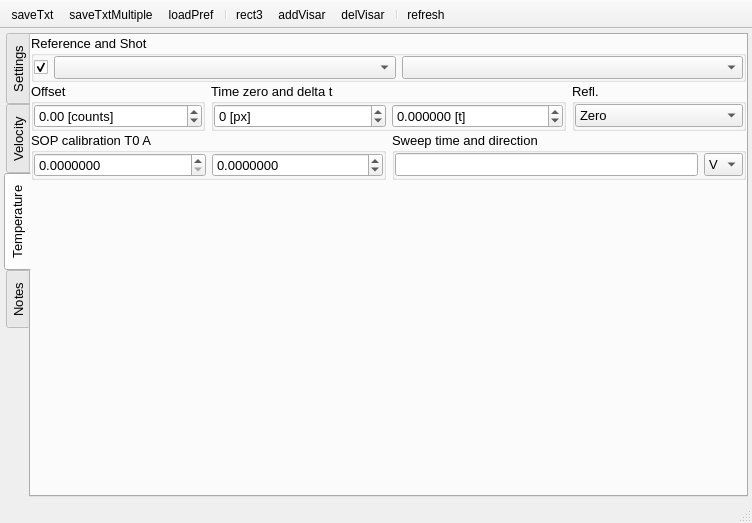
Above: plugins/Visar/Visar1.ui from NeutrinoToolkit/Neutrino before the change. Below: the same form after it.
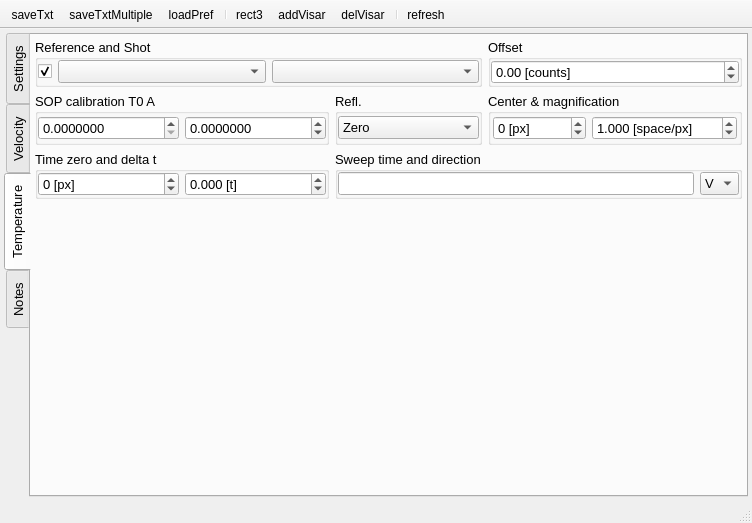
That is the form after the change. The open tabs and pages were chosen to show the change. Icons and pictures are not drawn. Custom widgets are drawn as their Qt base class.

Patch:
```diff
--- a/plugins/Visar/Visar1.ui
+++ b/plugins/Visar/Visar1.ui
@@ -138,31 +138,28 @@
        </attribute>
        <layout class="QGridLayout" name="gridLayout_2" rowstretch="0,0,0,1">
         <property name="leftMargin">
-         <number>0</number>
+         <number>4</number>
         </property>
         <property name="topMargin">
-         <number>0</number>
+         <number>4</number>
         </property>
         <property name="rightMargin">
-         <number>0</number>
+         <number>4</number>
         </property>
         <property name="bottomMargin">
-         <number>0</number>
+         <number>4</number>
         </property>
-        <property name="verticalSpacing">
-         <number>1</number>
-        </property>
-        <item row="0" column="0" colspan="4">
-         <widget class="QGroupBox" name="groupBox">
+        <item row="1" column="0" colspan="2">
+         <widget class="QGroupBox" name="groupBox_8">
           <property name="font">
            <font>
             <pointsize>10</pointsize>
            </font>
           </property>
           <property name="title">
-           <string>Reference and Shot</string>
+           <string>SOP calibration T0 A</string>
           </property>
-          <layout class="QGridLayout" name="gridLayout_9" columnstretch="0,1,1">
+          <layout class="QGridLayout" name="gridLayout_14">
            <property name="leftMargin">
             <number>0</number>
            </property>
@@ -175,79 +172,118 @@
            <property name="bottomMargin">
             <number>0</number>
            </property>
-           <item row="0" column="2">
-            <widget class="QComboBox" name="sopShot">
+           <item row="0" column="0">
+            <widget class="QDoubleSpinBox" name="sopCalibT0">
              <property name="font">
               <font>
                <pointsize>10</pointsize>
               </font>
              </property>
-             <property name="neutrinoImage" stdset="0">
+             <property name="decimals">
+              <number>7</number>
+             </property>
+             <property name="maximum">
+              <double>999999.989999999990687</double>
+             </property>
+             <property name="neutrinoSave" stdset="0">
               <bool>true</bool>
              </property>
             </widget>
            </item>
            <item row="0" column="1">
-            <widget class="QComboBox" name="sopRef">
+            <widget class="QDoubleSpinBox" name="sopCalibA">
              <property name="font">
               <font>
                <pointsize>10</pointsize>
               </font>
              </property>
-             <property name="neutrinoImage" stdset="0">
+             <property name="decimals">
+              <number>7</number>
+             </property>
+             <property name="minimum">
+              <double>-99999999.000000000000000</double>
+             </property>
+             <property name="maximum">
+              <double>99999999.000000000000000</double>
+             </property>
+             <property name="neutrinoSave" stdset="0">
               <bool>true</bool>
              </property>
             </widget>
            </item>
+          </layout>
+         </widget>
+        </item>
+        <item row="1" column="2">
+         <widget class="QGroupBox" name="groupBox_7">
+          <property name="font">
+           <font>
+            <pointsize>10</pointsize>
+           </font>
+          </property>
+          <property name="title">
+           <string>Refl.</string>
+          </property>
+          <layout class="QGridLayout" name="gridLayout_16">
+           <property name="leftMargin">
+            <number>0</number>
+           </property>
+           <property name="topMargin">
+            <number>0</number>
+           </property>
+           <property name="rightMargin">
+            <number>0</number>
+           </property>
+           <property name="bottomMargin">
+            <number>0</number>
+           </property>
            <item row="0" column="0">
-            <widget class="QCheckBox" name="enableSOP">
+            <widget class="QComboBox" name="whichRefl">
              <property name="font">
               <font>
                <pointsize>10</pointsize>
               </font>
              </property>
-             <property name="toolTip">
-              <string>Enable SOP</string>
-             </property>
-             <property name="text">
-              <string/>
-             </property>
-             <property name="checked">
-              <bool>true</bool>
-             </property>
-             <property name="neutrinoSave" stdset="0">
-              <bool>true</bool>
-             </property>
+             <item>
+              <property name="text">
+               <string>Zero</string>
+              </property>
+             </item>
+             <item>
+              <property name="text">
+               <string>Mean</string>
+              </property>
+             </item>
             </widget>
            </item>
           </layout>
          </widget>
         </item>
-        <item row="1" column="0">
-         <widget class="QGroupBox" name="groupBox_3">
+        <item row="1" column="3">
+         <widget class="QGroupBox" name="groupBox_10">
           <property name="font">
            <font>
             <pointsize>10</pointsize>
            </font>
           </property>
           <property name="title">
-           <string>Offset</string>
+           <string>Center &amp;&amp; magnification</string>
           </property>
-          <layout class="QHBoxLayout" name="horizontalLayout">
+          <layout class="QHBoxLayout" name="horizontalLayout_6">
            <property name="leftMargin">
-            <number>0</number>
+            <number>2</number>
            </property>
            <property name="topMargin">
-            <number>0</number>
+            <number>2</number>
            </property>
            <property name="rightMargin">
-            <number>0</number>
+            <number>2</number>
            </property>
            <property name="bottomMargin">
-            <number>0</number>
+            <number>2</number>
            </property>
            <item>
-            <widget class="QDoubleSpinBox" name="sopOffset">
+            <widget class="QSpinBox" name="physOriginSpace">
              <property name="font">
               <font>
                <pointsize>10</pointsize>
@@ -257,13 +293,37 @@
               <string>Background value</string>
              </property>
              <property name="suffix">
-              <string> [counts]</string>
+              <string> [px]</string>
              </property>
              <property name="minimum">
-              <double>-99999999.989999994635582</double>
+              <number>-99999</number>
              </property>
              <property name="maximum">
-              <double>99999999.989999994635582</double>
+              <number>99999</number>
+             </property>
+             <property name="neutrinoSave" stdset="0">
+              <bool>true</bool>
+             </property>
+            </widget>
+           </item>
+           <item>
+            <widget class="QDoubleSpinBox" name="magnification">
+             <property name="font">
+              <font>
+               <pointsize>10</pointsize>
+              </font>
+             </property>
+             <property name="suffix">
+              <string> [space/px]</string>
+             </property>
+             <property name="decimals">
+              <number>3</number>
+             </property>
+             <property name="maximum">
+              <double>9999.989999999999782</double>
+             </property>
+             <property name="value">
+              <double>1.000000000000000</double>
              </property>
              <property name="neutrinoSave" stdset="0">
               <bool>true</bool>
@@ -273,7 +333,7 @@
           </layout>
          </widget>
         </item>
-        <item row="1" column="1" colspan="2">
+        <item row="2" column="0" colspan="2">
          <widget class="QGroupBox" name="groupBox_2">
           <property name="font">
            <font>
@@ -328,7 +388,7 @@
               <string> [t]</string>
              </property>
              <property name="decimals">
-              <number>6</number>
+              <number>3</number>
              </property>
              <property name="minimum">
               <double>-9999999.990000000223517</double>
@@ -350,62 +410,29 @@
           </layout>
          </widget>
         </item>
-        <item row="1" column="3">
-         <widget class="QGroupBox" name="groupBox_7">
+        <item row="3" column="0" colspan="4">
+         <widget class="nSOPPlot" name="sopPlot" native="true">
           <property name="font">
            <font>
             <pointsize>10</pointsize>
            </font>
           </property>
-          <property name="title">
-           <string>Refl.</string>
+          <property name="mouseTracking">
+           <bool>true</bool>
           </property>
-          <layout class="QGridLayout" name="gridLayout_16">
-           <property name="leftMargin">
-            <number>0</number>
-           </property>
-           <property name="topMargin">
-            <number>0</number>
-           </property>
-           <property name="rightMargin">
-            <number>0</number>
-           </property>
-           <property name="bottomMargin">
-            <number>0</number>
-           </property>
-           <item row="0" column="0">
-            <widget class="QComboBox" name="whichRefl">
-             <property name="font">
-              <font>
-               <pointsize>10</pointsize>
-              </font>
-             </property>
-             <item>
-              <property name="text">
-               <string>Zero</string>
-              </property>
-             </item>
-             <item>
-              <property name="text">
-               <string>Mean</string>
-              </property>
-             </item>
-            </widget>
-           </item>
-          </layout>
          </widget>
         </item>
-        <item row="2" column="0" colspan="2">
-         <widget class="QGroupBox" name="groupBox_8">
+        <item row="0" column="3">
+         <widget class="QGroupBox" name="groupBox_3">
           <property name="font">
            <font>
             <pointsize>10</pointsize>
            </font>
           </property>
           <property name="title">
-           <string>SOP calibration T0 A</string>
+           <string>Offset</string>
           </property>
-          <layout class="QGridLayout" name="gridLayout_14">
+          <layout class="QHBoxLayout" name="horizontalLayout">
            <property name="leftMargin">
             <number>0</number>
            </property>
@@ -418,39 +445,95 @@
            <property name="bottomMargin">
             <number>0</number>
            </property>
-           <item row="0" column="0">
-            <widget class="QDoubleSpinBox" name="sopCalibT0">
+           <item>
+            <widget class="QDoubleSpinBox" name="sopOffset">
              <property name="font">
               <font>
                <pointsize>10</pointsize>
               </font>
              </property>
-             <property name="decimals">
-              <number>7</number>
+             <property name="toolTip">
+              <string>Background value</string>
+             </property>
+             <property name="suffix">
+              <string> [counts]</string>
+             </property>
+             <property name="minimum">
+              <double>-99999999.989999994635582</double>
              </property>
              <property name="maximum">
-              <double>999999.989999999990687</double>
+              <double>99999999.989999994635582</double>
              </property>
              <property name="neutrinoSave" stdset="0">
               <bool>true</bool>
              </property>
             </widget>
            </item>
+          </layout>
+         </widget>
+        </item>
+        <item row="0" column="0" colspan="3">
+         <widget class="QGroupBox" name="groupBox">
+          <property name="font">
+           <font>
+            <pointsize>10</pointsize>
+           </font>
+          </property>
+          <property name="title">
+           <string>Reference and Shot</string>
+          </property>
+          <layout class="QGridLayout" name="gridLayout_9" columnstretch="0,1,1">
+           <property name="leftMargin">
+            <number>0</number>
+           </property>
+           <property name="topMargin">
+            <number>0</number>
+           </property>
+           <property name="rightMargin">
+            <number>0</number>
+           </property>
+           <property name="bottomMargin">
+            <number>0</number>
+           </property>
+           <item row="0" column="2">
+            <widget class="QComboBox" name="sopShot">
+             <property name="font">
+              <font>
+               <pointsize>10</pointsize>
+              </font>
+             </property>
+             <property name="neutrinoImage" stdset="0">
+              <bool>true</bool>
+             </property>
+            </widget>
+           </item>
            <item row="0" column="1">
-            <widget class="QDoubleSpinBox" name="sopCalibA">
+            <widget class="QComboBox" name="sopRef">
              <property name="font">
               <font>
                <pointsize>10</pointsize>
               </font>
              </property>
-             <property name="decimals">
-              <number>7</number>
+             <property name="neutrinoImage" stdset="0">
+              <bool>true</bool>
              </property>
-             <property name="minimum">
-              <double>-99999999.000000000000000</double>
+            </widget>
+           </item>
+           <item row="0" column="0">
+            <widget class="QCheckBox" name="enableSOP">
+             <property name="font">
+              <font>
+               <pointsize>10</pointsize>
+              </font>
              </property>
-             <property name="maximum">
-              <double>99999999.000000000000000</double>
+             <property name="toolTip">
+              <string>Enable SOP</string>
+             </property>
+             <property name="text">
+              <string/>
+             </property>
+             <property name="checked">
+              <bool>true</bool>
              </property>
              <property name="neutrinoSave" stdset="0">
               <bool>true</bool>
```
Left out of the diff: 44 changed lines with no effect on the pictures.
